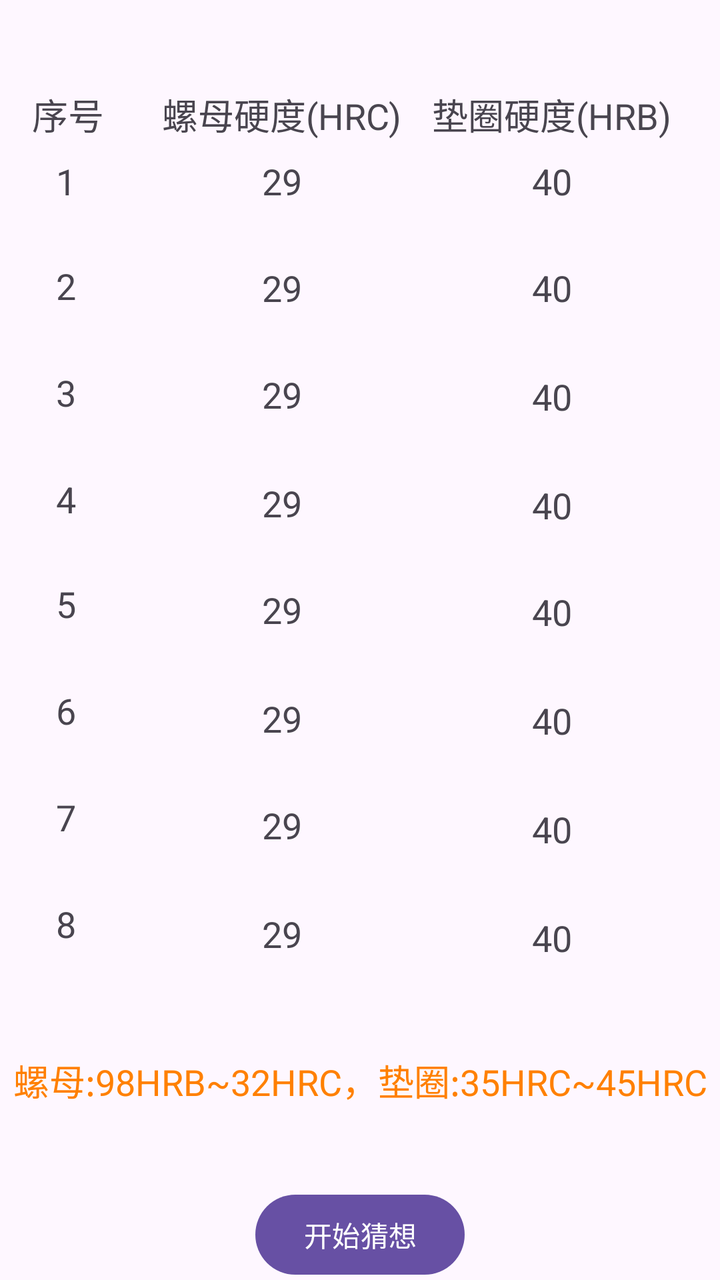
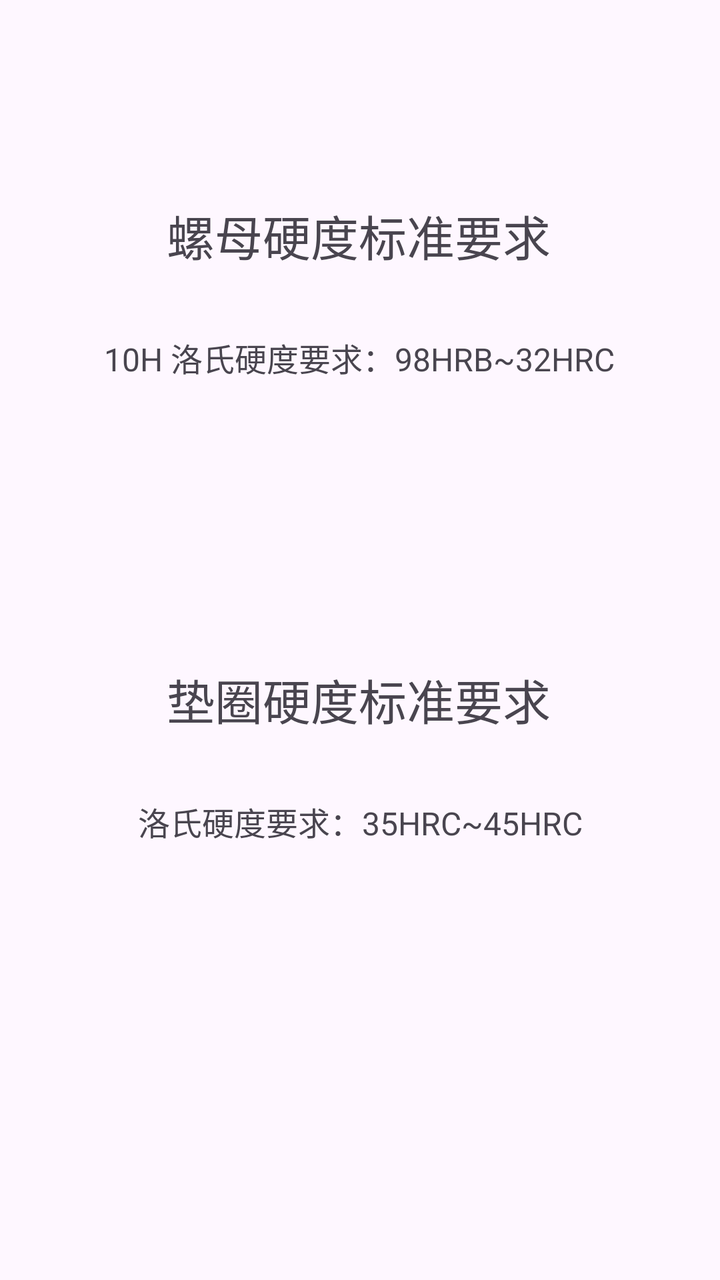

The first picture is an Android layout as it rendered before a commit; the second is the same layout after the commit. The layout source and the unified diff follow.
<!-- AndroidManifest.xml: application theme Theme.SZ_T -->
<!-- res/layout/activity_ls_yd.xml -->
<?xml version="1.0" encoding="utf-8"?>
<androidx.constraintlayout.widget.ConstraintLayout xmlns:android="http://schemas.android.com/apk/res/android"
    xmlns:app="http://schemas.android.com/apk/res-auto"
    xmlns:tools="http://schemas.android.com/tools"
    android:layout_width="match_parent"
    android:layout_height="match_parent"
    tools:context=".LsYd">

    <TextView
        android:id="@+id/texthrb1"
        android:layout_width="wrap_content"
        android:layout_height="wrap_content"
        android:layout_marginTop="8dp"
        android:text="40"
        android:textSize="18sp"
        app:layout_constraintEnd_toEndOf="@+id/textView52"
        app:layout_constraintStart_toStartOf="@+id/textView52"
        app:layout_constraintTop_toBottomOf="@+id/textView52" />

    <TextView
        android:id="@+id/texthrb3"
        android:layout_width="wrap_content"
        android:layout_height="wrap_content"
        android:layout_marginTop="30dp"
        android:text="40"
        android:textSize="18sp"
        app:layout_constraintStart_toStartOf="@+id/texthrb2"
        app:layout_constraintTop_toBottomOf="@+id/texthrb2" />

    <TextView
        android:id="@+id/texthrb7"
        android:layout_width="wrap_content"
        android:layout_height="wrap_content"
        android:layout_marginTop="30dp"
        android:text="40"
        android:textSize="18sp"
        app:layout_constraintStart_toStartOf="@+id/texthrb6"
        app:layout_constraintTop_toBottomOf="@+id/texthrb6" />

    <TextView
        android:id="@+id/texthrb2"
        android:layout_width="wrap_content"
        android:layout_height="wrap_content"
        android:layout_marginTop="29dp"
        android:text="40"
        android:textSize="18sp"
        app:layout_constraintStart_toStartOf="@+id/texthrb1"
        app:layout_constraintTop_toBottomOf="@+id/texthrb1" />

    <TextView
        android:id="@+id/texthrb8"
        android:layout_width="wrap_content"
        android:layout_height="wrap_content"
        android:layout_marginTop="30dp"
        android:text="40"
        android:textSize="18sp"
        app:layout_constraintStart_toStartOf="@+id/texthrb7"
        app:layout_constraintTop_toBottomOf="@+id/texthrb7" />

    <TextView
        android:id="@+id/texthrb4"
        android:layout_width="wrap_content"
        android:layout_height="wrap_content"
        android:layout_marginTop="30dp"
        android:text="40"
        android:textSize="18sp"
        app:layout_constraintStart_toStartOf="@+id/texthrb3"
        app:layout_constraintTop_toBottomOf="@+id/texthrb3" />

    <TextView
        android:id="@+id/texthrb6"
        android:layout_width="wrap_content"
        android:layout_height="wrap_content"
        android:layout_marginTop="30dp"
        android:text="40"
        android:textSize="18sp"
        app:layout_constraintStart_toStartOf="@+id/texthrb5"
        app:layout_constraintTop_toBottomOf="@+id/texthrb5" />

    <TextView
        android:id="@+id/texthrb5"
        android:layout_width="wrap_content"
        android:layout_height="wrap_content"
        android:layout_marginTop="29dp"
        android:text="40"
        android:textSize="18sp"
        app:layout_constraintStart_toStartOf="@+id/texthrb4"
        app:layout_constraintTop_toBottomOf="@+id/texthrb4" />

    <TextView
        android:id="@+id/texthrc3"
        android:layout_width="wrap_content"
        android:layout_height="wrap_content"
        android:layout_marginTop="29dp"
        android:text="29"
        android:textSize="18sp"
        app:layout_constraintStart_toStartOf="@+id/texthrc2"
        app:layout_constraintTop_toBottomOf="@+id/texthrc2" />

    <TextView
        android:id="@+id/texthrc4"
        android:layout_width="wrap_content"
        android:layout_height="wrap_content"
        android:layout_marginTop="30dp"
        android:text="29"
        android:textSize="18sp"
        app:layout_constraintStart_toStartOf="@+id/texthrc3"
        app:layout_constraintTop_toBottomOf="@+id/texthrc3" />

    <TextView
        android:id="@+id/texthrc7"
        android:layout_width="wrap_content"
        android:layout_height="wrap_content"
        android:layout_marginTop="29dp"
        android:text="29"
        android:textSize="18sp"
        app:layout_constraintStart_toStartOf="@+id/texthrc6"
        app:layout_constraintTop_toBottomOf="@+id/texthrc6" />

    <TextView
        android:id="@+id/texthrc8"
        android:layout_width="wrap_content"
        android:layout_height="wrap_content"
        android:layout_marginTop="30dp"
        android:text="29"
        android:textSize="18sp"
        app:layout_constraintStart_toStartOf="@+id/texthrc7"
        app:layout_constraintTop_toBottomOf="@+id/texthrc7" />

    <TextView
        android:id="@+id/texthrc2"
        android:layout_width="wrap_content"
        android:layout_height="wrap_content"
        android:layout_marginTop="29dp"
        android:text="29"
        android:textSize="18sp"
        app:layout_constraintStart_toStartOf="@+id/texthrc1"
        app:layout_constraintTop_toBottomOf="@+id/texthrc1" />

    <TextView
        android:id="@+id/texthrc5"
        android:layout_width="wrap_content"
        android:layout_height="wrap_content"
        android:layout_marginTop="29dp"
        android:text="29"
        android:textSize="18sp"
        app:layout_constraintStart_toStartOf="@+id/texthrc4"
        app:layout_constraintTop_toBottomOf="@+id/texthrc4" />

    <TextView
        android:id="@+id/texthrc1"
        android:layout_width="wrap_content"
        android:layout_height="wrap_content"
        android:layout_marginTop="8dp"
        android:text="29"
        android:textSize="18sp"
        app:layout_constraintEnd_toEndOf="@+id/textView27"
        app:layout_constraintStart_toStartOf="@+id/textView27"
        app:layout_constraintTop_toBottomOf="@+id/textView27" />

    <TextView
        android:id="@+id/textView10"
        android:layout_width="wrap_content"
        android:layout_height="wrap_content"
        android:layout_marginStart="28dp"
        android:layout_marginTop="29dp"
        android:text="8"
        android:textSize="18sp"
        app:layout_constraintStart_toStartOf="parent"
        app:layout_constraintTop_toBottomOf="@+id/textView48" />

    <TextView
        android:id="@+id/textView54"
        android:layout_width="wrap_content"
        android:layout_height="wrap_content"
        android:layout_marginTop="48dp"
        android:text="螺母:98HRB~32HRC，垫圈:35HRC~45HRC"
        android:textColor="#FF8000"
        android:textSize="18sp"
        app:layout_constraintEnd_toEndOf="parent"
        app:layout_constraintHorizontal_bias="0.511"
        app:layout_constraintStart_toStartOf="parent"
        app:layout_constraintTop_toBottomOf="@+id/texthrc8" />

    <TextView
        android:id="@+id/textView23"
        android:layout_width="wrap_content"
        android:layout_height="wrap_content"
        android:layout_marginStart="28dp"
        android:layout_marginTop="29dp"
        android:text="6"
        android:textSize="18sp"
        app:layout_constraintStart_toStartOf="parent"
        app:layout_constraintTop_toBottomOf="@+id/textView39" />

    <TextView
        android:id="@+id/textView24"
        android:layout_width="wrap_content"
        android:layout_height="wrap_content"
        android:layout_marginStart="28dp"
        android:layout_marginTop="28dp"
        android:text="2"
        android:textSize="18sp"
        app:layout_constraintStart_toStartOf="parent"
        app:layout_constraintTop_toBottomOf="@+id/textView44" />

    <TextView
        android:id="@+id/textView25"
        android:layout_width="wrap_content"
        android:layout_height="wrap_content"
        android:layout_marginStart="16dp"
        android:layout_marginTop="44dp"
        android:text="序号"
        android:textSize="18sp"
        app:layout_constraintStart_toStartOf="parent"
        app:layout_constraintTop_toTopOf="parent" />

    <TextView
        android:id="@+id/textView39"
        android:layout_width="wrap_content"
        android:layout_height="wrap_content"
        android:layout_marginStart="28dp"
        android:layout_marginTop="28dp"
        android:text="5"
        android:textSize="18sp"
        app:layout_constraintStart_toStartOf="parent"
        app:layout_constraintTop_toBottomOf="@+id/textView47" />

    <TextView
        android:id="@+id/textView44"
        android:layout_width="wrap_content"
        android:layout_height="wrap_content"
        android:layout_marginStart="12dp"
        android:layout_marginTop="8dp"
        android:text="1"
        android:textSize="18sp"
        app:layout_constraintStart_toStartOf="@+id/textView25"
        app:layout_constraintTop_toBottomOf="@+id/textView25" />

    <TextView
        android:id="@+id/textView47"
        android:layout_width="wrap_content"
        android:layout_height="wrap_content"
        android:layout_marginStart="28dp"
        android:layout_marginTop="29dp"
        android:text="4"
        android:textSize="18sp"
        app:layout_constraintStart_toStartOf="parent"
        app:layout_constraintTop_toBottomOf="@+id/textView49" />

    <TextView
        android:id="@+id/textView48"
        android:layout_width="wrap_content"
        android:layout_height="wrap_content"
        android:layout_marginStart="28dp"
        android:layout_marginTop="29dp"
        android:text="7"
        android:textSize="18sp"
        app:layout_constraintStart_toStartOf="parent"
        app:layout_constraintTop_toBottomOf="@+id/textView23" />

    <TextView
        android:id="@+id/textView49"
        android:layout_width="wrap_content"
        android:layout_height="wrap_content"
        android:layout_marginStart="28dp"
        android:layout_marginTop="29dp"
        android:text="3"
        android:textSize="18sp"
        app:layout_constraintStart_toStartOf="parent"
        app:layout_constraintTop_toBottomOf="@+id/textView24" />

    <TextView
        android:id="@+id/texthrc6"
        android:layout_width="wrap_content"
        android:layout_height="wrap_content"
        android:layout_marginTop="30dp"
        android:text="29"
        android:textSize="18sp"
        app:layout_constraintStart_toStartOf="@+id/texthrc5"
        app:layout_constraintTop_toBottomOf="@+id/texthrc5" />

    <TextView
        android:id="@+id/textView27"
        android:layout_width="wrap_content"
        android:layout_height="wrap_content"
        android:layout_marginStart="29dp"
        android:text="螺母硬度(HRC)"
        android:textSize="18sp"
        app:layout_constraintStart_toEndOf="@+id/textView25"
        app:layout_constraintTop_toTopOf="@+id/textView25" />

    <TextView
        android:id="@+id/textView52"
        android:layout_width="wrap_content"
        android:layout_height="wrap_content"
        android:layout_marginStart="15dp"
        android:text="垫圈硬度(HRB)"
        android:textSize="18sp"
        app:layout_constraintStart_toEndOf="@+id/textView27"
        app:layout_constraintTop_toTopOf="@+id/textView27" />

    <Button
        android:id="@+id/button_cxyd"
        android:layout_width="wrap_content"
        android:layout_height="wrap_content"
        android:layout_marginTop="40dp"
        android:text="开始猜想"
        app:layout_constraintEnd_toEndOf="parent"
        app:layout_constraintStart_toStartOf="parent"
        app:layout_constraintTop_toBottomOf="@+id/textView54" />

</androidx.constraintlayout.widget.ConstraintLayout>
<!-- resources referenced by this layout -->
<resources>
  <style name="Theme.SZ_T" parent="Base.Theme.SZ_T" />
  <style name="Base.Theme.SZ_T" parent="Theme.Material3.DayNight.NoActionBar">
          
          
          <item name="colorPrimaryDark">@color/colorPrimaryDark</item>
      </style>
  <color name="colorPrimaryDark">#1781FF</color>
</resources>

<!-- the commit's change to res/layout/activity_ls_yd.xml (unified diff, before → after) -->
@@ -4,310 +4,52 @@
     xmlns:tools="http://schemas.android.com/tools"
     android:layout_width="match_parent"
     android:layout_height="match_parent"
-    tools:context=".LsYd">
-
-    <TextView
-        android:id="@+id/texthrb1"
-        android:layout_width="wrap_content"
-        android:layout_height="wrap_content"
-        android:layout_marginTop="8dp"
-        android:text="40"
-        android:textSize="18sp"
-        app:layout_constraintEnd_toEndOf="@+id/textView52"
-        app:layout_constraintStart_toStartOf="@+id/textView52"
-        app:layout_constraintTop_toBottomOf="@+id/textView52" />
-
-    <TextView
-        android:id="@+id/texthrb3"
-        android:layout_width="wrap_content"
-        android:layout_height="wrap_content"
-        android:layout_marginTop="30dp"
-        android:text="40"
-        android:textSize="18sp"
-        app:layout_constraintStart_toStartOf="@+id/texthrb2"
-        app:layout_constraintTop_toBottomOf="@+id/texthrb2" />
-
-    <TextView
-        android:id="@+id/texthrb7"
-        android:layout_width="wrap_content"
-        android:layout_height="wrap_content"
-        android:layout_marginTop="30dp"
-        android:text="40"
-        android:textSize="18sp"
-        app:layout_constraintStart_toStartOf="@+id/texthrb6"
-        app:layout_constraintTop_toBottomOf="@+id/texthrb6" />
-
-    <TextView
-        android:id="@+id/texthrb2"
-        android:layout_width="wrap_content"
-        android:layout_height="wrap_content"
-        android:layout_marginTop="29dp"
-        android:text="40"
-        android:textSize="18sp"
-        app:layout_constraintStart_toStartOf="@+id/texthrb1"
-        app:layout_constraintTop_toBottomOf="@+id/texthrb1" />
-
-    <TextView
-        android:id="@+id/texthrb8"
-        android:layout_width="wrap_content"
-        android:layout_height="wrap_content"
-        android:layout_marginTop="30dp"
-        android:text="40"
-        android:textSize="18sp"
-        app:layout_constraintStart_toStartOf="@+id/texthrb7"
-        app:layout_constraintTop_toBottomOf="@+id/texthrb7" />
-
-    <TextView
-        android:id="@+id/texthrb4"
-        android:layout_width="wrap_content"
-        android:layout_height="wrap_content"
-        android:layout_marginTop="30dp"
-        android:text="40"
-        android:textSize="18sp"
-        app:layout_constraintStart_toStartOf="@+id/texthrb3"
-        app:layout_constraintTop_toBottomOf="@+id/texthrb3" />
-
-    <TextView
-        android:id="@+id/texthrb6"
-        android:layout_width="wrap_content"
-        android:layout_height="wrap_content"
-        android:layout_marginTop="30dp"
-        android:text="40"
-        android:textSize="18sp"
-        app:layout_constraintStart_toStartOf="@+id/texthrb5"
-        app:layout_constraintTop_toBottomOf="@+id/texthrb5" />
-
-    <TextView
-        android:id="@+id/texthrb5"
-        android:layout_width="wrap_content"
-        android:layout_height="wrap_content"
-        android:layout_marginTop="29dp"
-        android:text="40"
-        android:textSize="18sp"
-        app:layout_constraintStart_toStartOf="@+id/texthrb4"
-        app:layout_constraintTop_toBottomOf="@+id/texthrb4" />
-
-    <TextView
-        android:id="@+id/texthrc3"
-        android:layout_width="wrap_content"
-        android:layout_height="wrap_content"
-        android:layout_marginTop="29dp"
-        android:text="29"
-        android:textSize="18sp"
-        app:layout_constraintStart_toStartOf="@+id/texthrc2"
-        app:layout_constraintTop_toBottomOf="@+id/texthrc2" />
-
-    <TextView
-        android:id="@+id/texthrc4"
-        android:layout_width="wrap_content"
-        android:layout_height="wrap_content"
-        android:layout_marginTop="30dp"
-        android:text="29"
-        android:textSize="18sp"
-        app:layout_constraintStart_toStartOf="@+id/texthrc3"
-        app:layout_constraintTop_toBottomOf="@+id/texthrc3" />
-
-    <TextView
-        android:id="@+id/texthrc7"
-        android:layout_width="wrap_content"
-        android:layout_height="wrap_content"
-        android:layout_marginTop="29dp"
-        android:text="29"
-        android:textSize="18sp"
-        app:layout_constraintStart_toStartOf="@+id/texthrc6"
-        app:layout_constraintTop_toBottomOf="@+id/texthrc6" />
-
-    <TextView
-        android:id="@+id/texthrc8"
-        android:layout_width="wrap_content"
-        android:layout_height="wrap_content"
-        android:layout_marginTop="30dp"
-        android:text="29"
-        android:textSize="18sp"
-        app:layout_constraintStart_toStartOf="@+id/texthrc7"
-        app:layout_constraintTop_toBottomOf="@+id/texthrc7" />
-
-    <TextView
-        android:id="@+id/texthrc2"
-        android:layout_width="wrap_content"
-        android:layout_height="wrap_content"
-        android:layout_marginTop="29dp"
-        android:text="29"
-        android:textSize="18sp"
-        app:layout_constraintStart_toStartOf="@+id/texthrc1"
-        app:layout_constraintTop_toBottomOf="@+id/texthrc1" />
-
-    <TextView
-        android:id="@+id/texthrc5"
-        android:layout_width="wrap_content"
-        android:layout_height="wrap_content"
-        android:layout_marginTop="29dp"
-        android:text="29"
-        android:textSize="18sp"
-        app:layout_constraintStart_toStartOf="@+id/texthrc4"
-        app:layout_constraintTop_toBottomOf="@+id/texthrc4" />
-
-    <TextView
-        android:id="@+id/texthrc1"
-        android:layout_width="wrap_content"
-        android:layout_height="wrap_content"
-        android:layout_marginTop="8dp"
-        android:text="29"
-        android:textSize="18sp"
-        app:layout_constraintEnd_toEndOf="@+id/textView27"
-        app:layout_constraintStart_toStartOf="@+id/textView27"
-        app:layout_constraintTop_toBottomOf="@+id/textView27" />
-
-    <TextView
-        android:id="@+id/textView10"
-        android:layout_width="wrap_content"
-        android:layout_height="wrap_content"
-        android:layout_marginStart="28dp"
-        android:layout_marginTop="29dp"
-        android:text="8"
-        android:textSize="18sp"
-        app:layout_constraintStart_toStartOf="parent"
-        app:layout_constraintTop_toBottomOf="@+id/textView48" />
-
-    <TextView
-        android:id="@+id/textView54"
-        android:layout_width="wrap_content"
-        android:layout_height="wrap_content"
-        android:layout_marginTop="48dp"
-        android:text="螺母:98HRB~32HRC，垫圈:35HRC~45HRC"
-        android:textColor="#FF8000"
-        android:textSize="18sp"
-        app:layout_constraintEnd_toEndOf="parent"
-        app:layout_constraintHorizontal_bias="0.511"
-        app:layout_constraintStart_toStartOf="parent"
-        app:layout_constraintTop_toBottomOf="@+id/texthrc8" />
-
-    <TextView
-        android:id="@+id/textView23"
-        android:layout_width="wrap_content"
-        android:layout_height="wrap_content"
-        android:layout_marginStart="28dp"
-        android:layout_marginTop="29dp"
-        android:text="6"
-        android:textSize="18sp"
-        app:layout_constraintStart_toStartOf="parent"
-        app:layout_constraintTop_toBottomOf="@+id/textView39" />
-
-    <TextView
-        android:id="@+id/textView24"
-        android:layout_width="wrap_content"
-        android:layout_height="wrap_content"
-        android:layout_marginStart="28dp"
-        android:layout_marginTop="28dp"
-        android:text="2"
-        android:textSize="18sp"
-        app:layout_constraintStart_toStartOf="parent"
-        app:layout_constraintTop_toBottomOf="@+id/textView44" />
+    tools:context=".Ls_yd">
 
     <TextView
         android:id="@+id/textView25"
         android:layout_width="wrap_content"
         android:layout_height="wrap_content"
-        android:layout_marginStart="16dp"
-        android:layout_marginTop="44dp"
-        android:text="序号"
-        android:textSize="18sp"
+        android:layout_marginTop="100dp"
+        android:text="螺母硬度标准要求"
+        android:textSize="24sp"
+        app:layout_constraintEnd_toEndOf="parent"
+        app:layout_constraintHorizontal_bias="0.497"
         app:layout_constraintStart_toStartOf="parent"
         app:layout_constraintTop_toTopOf="parent" />
 
     <TextView
-        android:id="@+id/textView39"
+        android:id="@+id/textView30"
         android:layout_width="wrap_content"
         android:layout_height="wrap_content"
-        android:layout_marginStart="28dp"
-        android:layout_marginTop="28dp"
-        android:text="5"
-        android:textSize="18sp"
+        android:layout_marginTop="332dp"
+        android:text="垫圈硬度标准要求"
+        android:textSize="24sp"
+        app:layout_constraintEnd_toEndOf="parent"
+        app:layout_constraintHorizontal_bias="0.497"
         app:layout_constraintStart_toStartOf="parent"
-        app:layout_constraintTop_toBottomOf="@+id/textView47" />
-
-    <TextView
-        android:id="@+id/textView44"
-        android:layout_width="wrap_content"
-        android:layout_height="wrap_content"
-        android:layout_marginStart="12dp"
-        android:layout_marginTop="8dp"
-        android:text="1"
-        android:textSize="18sp"
-        app:layout_constraintStart_toStartOf="@+id/textView25"
-        app:layout_constraintTop_toBottomOf="@+id/textView25" />
-
-    <TextView
-        android:id="@+id/textView47"
-        android:layout_width="wrap_content"
-        android:layout_height="wrap_content"
-        android:layout_marginStart="28dp"
-        android:layout_marginTop="29dp"
-        android:text="4"
-        android:textSize="18sp"
-        app:layout_constraintStart_toStartOf="parent"
-        app:layout_constraintTop_toBottomOf="@+id/textView49" />
-
-    <TextView
-        android:id="@+id/textView48"
-        android:layout_width="wrap_content"
-        android:layout_height="wrap_content"
-        android:layout_marginStart="28dp"
-        android:layout_marginTop="29dp"
-        android:text="7"
-        android:textSize="18sp"
-        app:layout_constraintStart_toStartOf="parent"
-        app:layout_constraintTop_toBottomOf="@+id/textView23" />
-
-    <TextView
-        android:id="@+id/textView49"
-        android:layout_width="wrap_content"
-        android:layout_height="wrap_content"
-        android:layout_marginStart="28dp"
-        android:layout_marginTop="29dp"
-        android:text="3"
-        android:textSize="18sp"
-        app:layout_constraintStart_toStartOf="parent"
-        app:layout_constraintTop_toBottomOf="@+id/textView24" />
-
-    <TextView
-        android:id="@+id/texthrc6"
-        android:layout_width="wrap_content"
-        android:layout_height="wrap_content"
-        android:layout_marginTop="30dp"
-        android:text="29"
-        android:textSize="18sp"
-        app:layout_constraintStart_toStartOf="@+id/texthrc5"
-        app:layout_constraintTop_toBottomOf="@+id/texthrc5" />
+        app:layout_constraintTop_toTopOf="parent" />
 
     <TextView
         android:id="@+id/textView27"
         android:layout_width="wrap_content"
         android:layout_height="wrap_content"
-        android:layout_marginStart="29dp"
-        android:text="螺母硬度(HRC)"
-        android:textSize="18sp"
-        app:layout_constraintStart_toEndOf="@+id/textView25"
-        app:layout_constraintTop_toTopOf="@+id/textView25" />
+        android:layout_marginTop="32dp"
+        android:text="10H 洛氏硬度要求：98HRB~32HRC"
+        android:textSize="16sp"
+        app:layout_constraintEnd_toEndOf="parent"
+        app:layout_constraintHorizontal_bias="0.496"
+        app:layout_constraintStart_toStartOf="parent"
+        app:layout_constraintTop_toBottomOf="@+id/textView25" />
 
     <TextView
-        android:id="@+id/textView52"
+        android:id="@+id/textView29"
         android:layout_width="wrap_content"
         android:layout_height="wrap_content"
-        android:layout_marginStart="15dp"
-        android:text="垫圈硬度(HRB)"
-        android:textSize="18sp"
-        app:layout_constraintStart_toEndOf="@+id/textView27"
-        app:layout_constraintTop_toTopOf="@+id/textView27" />
-
-    <Button
-        android:id="@+id/button_cxyd"
-        android:layout_width="wrap_content"
-        android:layout_height="wrap_content"
-        android:layout_marginTop="40dp"
-        android:text="开始猜想"
+        android:layout_marginTop="32dp"
+        android:text="洛氏硬度要求：35HRC~45HRC"
+        android:textSize="16sp"
         app:layout_constraintEnd_toEndOf="parent"
         app:layout_constraintStart_toStartOf="parent"
-        app:layout_constraintTop_toBottomOf="@+id/textView54" />
-
+        app:layout_constraintTop_toBottomOf="@+id/textView30" />
 </androidx.constraintlayout.widget.ConstraintLayout>
